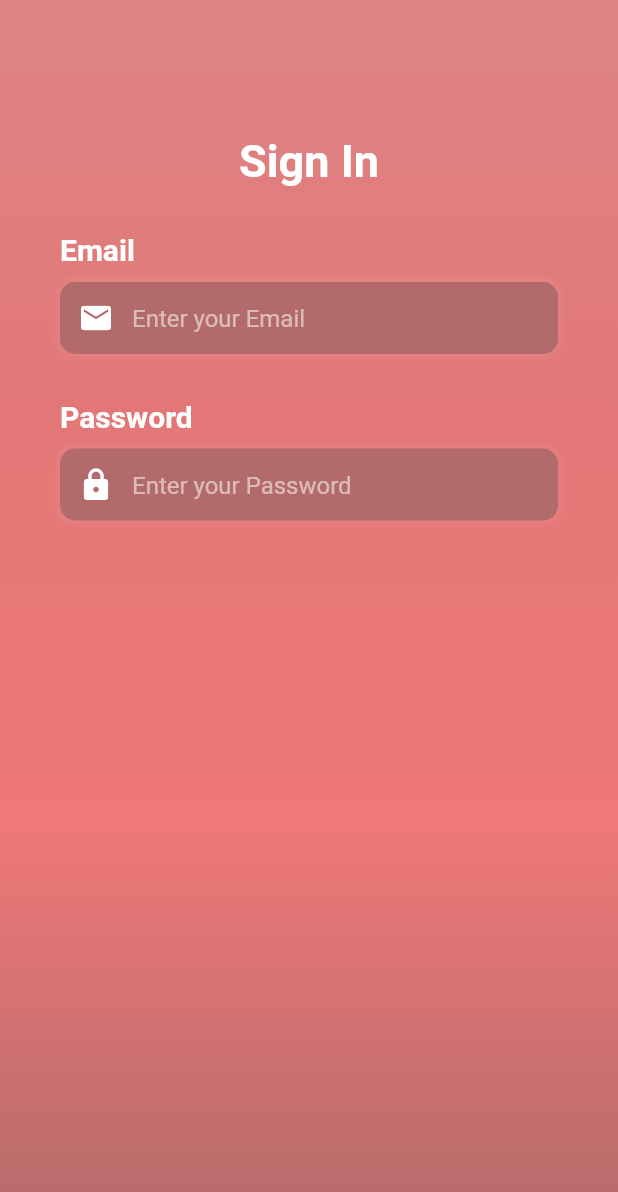
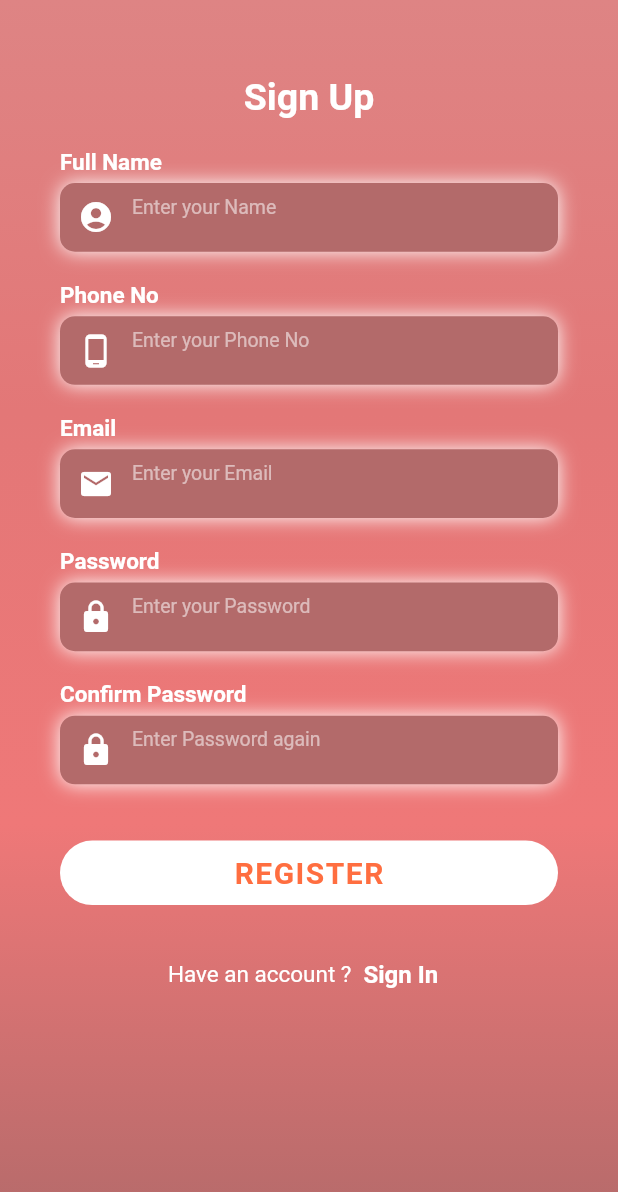
Before and after one commit to RobinKim-SWEngineer/FlutterDevelopment, a Flutter app: the screen it shows after launch, on a phone screen of 412 x 824 dp. Shown: the top 1192 px of the screen. Run offline on Flutter 3.47's test engine with Material 2 defaults, Android fonts, the phone set to English and light mode, and no system bars.

Commit message:
Pool request

```diff
--- a/lib/Screens/AuthRegistration/body.dart
+++ b/lib/Screens/AuthRegistration/body.dart
@@ -8,12 +8,12 @@ class Body extends StatefulWidget {
 }
 
 class _BodyState extends State<Body> {
-  Widget _buildInputFrame({
-    required String label,
-    required String inputHint,
-    required bool shouldInputBeObscured,
-    required IconData prefixIcon,
-  }) {
+  Widget _buildInputFrame(
+      {required String label,
+      required String inputHint,
+      required bool shouldInputBeObscured,
+      required IconData prefixIcon,
+      required TextInputType inputType}) {
     return Column(
       crossAxisAlignment: CrossAxisAlignment.start,
       children: [
@@ -22,15 +22,16 @@ class _BodyState extends State<Body> {
           style: labelTextStyle,
         ),
         SizedBox(
-          height: 10,
+          height: 5,
         ),
         Container(
+          height: MediaQuery.of(context).copyWith().size.height / 18,
           decoration: inputBoxDecorationStyle,
           child: TextField(
             obscureText: shouldInputBeObscured,
-            keyboardType: TextInputType.emailAddress,
+            keyboardType: inputType,
             decoration: InputDecoration(
-              contentPadding: EdgeInsets.only(top: 15),
+              contentPadding: EdgeInsets.only(top: 4.5),
               hintText: inputHint,
               hintStyle: hintTextStyle,
               border: InputBorder.none,
@@ -73,25 +74,55 @@ class _BodyState extends State<Body> {
           child: SingleChildScrollView(
             padding: EdgeInsets.symmetric(
               horizontal: 40,
-              vertical: 90,
+              vertical: 50,
             ),
             child: Column(
               children: [
-                Header('Sign In'),
-                Space(30),
+                Header('Sign Up'),
+                Space(20),
+                _buildInputFrame(
+                  label: 'Full Name',
+                  inputHint: 'Enter your Name',
+                  shouldInputBeObscured: false,
+                  inputType: TextInputType.name,
+                  prefixIcon: Icons.account_circle_rounded,
+                ),
+                Space(20),
+                _buildInputFrame(
+                  label: 'Phone No',
+                  inputHint: 'Enter your Phone No',
+                  shouldInputBeObscured: false,
+                  inputType: TextInputType.phone,
+                  prefixIcon: Icons.phone_android,
+                ),
+                Space(20),
                 _buildInputFrame(
                   label: 'Email',
                   inputHint: 'Enter your Email',
                   prefixIcon: Icons.email,
+                  inputType: TextInputType.emailAddress,
                   shouldInputBeObscured: false,
                 ),
-                Space(30),
+                Space(20),
                 _buildInputFrame(
                   label: 'Password',
                   inputHint: 'Enter your Password',
                   shouldInputBeObscured: true,
+                  inputType: TextInputType.visiblePassword,
                   prefixIcon: Icons.lock,
-                )
+                ),
+                Space(20),
+                _buildInputFrame(
+                  label: 'Confirm Password',
+                  inputHint: 'Enter Password again',
+                  shouldInputBeObscured: true,
+                  inputType: TextInputType.visiblePassword,
+                  prefixIcon: Icons.lock,
+                ),
+                Space(35),
+                RegisterButton(),
+                Space(20),
+                SignInTab(),
               ],
             ),
           ),
--- a/lib/Screens/AuthRegistration/support_widgets.dart
+++ b/lib/Screens/AuthRegistration/support_widgets.dart
@@ -12,7 +12,7 @@ class Header extends StatelessWidget {
       header,
       style: TextStyle(
         color: Colors.white,
-        fontSize: 30,
+        fontSize: 25,
         fontWeight: FontWeight.bold,
       ),
     );
@@ -32,6 +32,61 @@ class Space extends StatelessWidget {
   }
 }
 
+class SignInTab extends StatelessWidget {
+  @override
+  Widget build(BuildContext context) {
+    return Row(
+      mainAxisAlignment: MainAxisAlignment.center,
+      children: [
+        Text(
+          'Have an account ?',
+          style: TextStyle(color: Colors.white, fontSize: 15),
+        ),
+        TextButton(
+            onPressed: () {},
+            child: Text(
+              'Sign In',
+              style: TextStyle(
+                fontWeight: FontWeight.bold,
+                fontSize: 16,
+                color: Colors.white,
+              ),
+            ))
+      ],
+    );
+  }
+}
+
+class RegisterButton extends StatelessWidget {
+  @override
+  Widget build(BuildContext context) {
+    return Container(
+      width: double.infinity,
+      child: TextButton(
+        style: TextButton.styleFrom(
+          padding: EdgeInsets.all(10),
+          backgroundColor: Colors.white,
+          shape: RoundedRectangleBorder(
+            borderRadius: BorderRadius.all(
+              Radius.circular(30),
+            ),
+          ),
+        ),
+        child: Text(
+          'REGISTER',
+          style: TextStyle(
+            letterSpacing: 1,
+            fontSize: 20,
+            color: Colors.deepOrangeAccent,
+            fontWeight: FontWeight.bold,
+          ),
+        ),
+        onPressed: () {},
+      ),
+    );
+  }
+}
+
 Decoration drawBorder({required Color color, required double width}) {
   return BoxDecoration(
     border: Border.all(
@@ -46,15 +101,19 @@ final inputBoxDecorationStyle = BoxDecoration(
     borderRadius: BorderRadius.circular(10),
     boxShadow: [
       BoxShadow(
-        color: Colors.white12,
-        blurRadius: 5,
+        color: Colors.white,
+        blurRadius: 10,
         //offset: Offset(0, 2),
       ),
     ]);
 
 final hintTextStyle = TextStyle(
   color: Colors.white54,
+  fontSize: 13,
 );
 
-final labelTextStyle =
-    TextStyle(fontSize: 20, color: Colors.white, fontWeight: FontWeight.bold);
+final labelTextStyle = TextStyle(
+  fontSize: 15,
+  color: Colors.white,
+  fontWeight: FontWeight.bold,
+);
```
